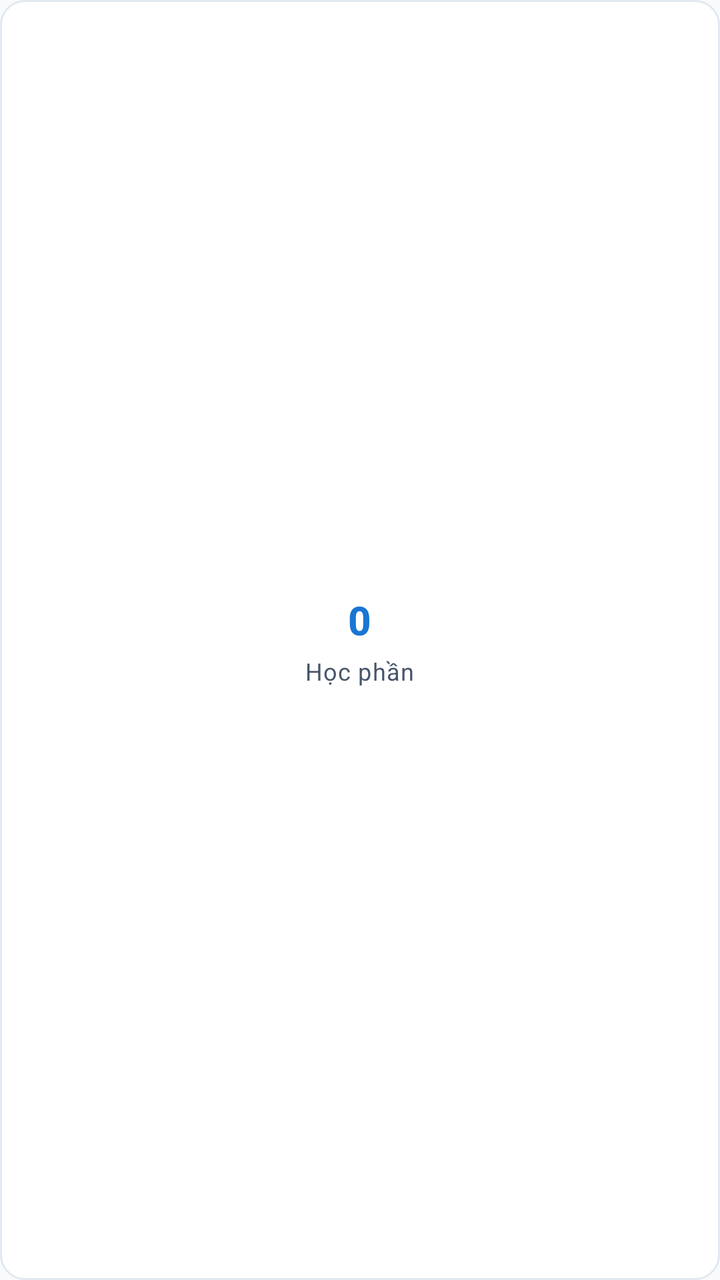
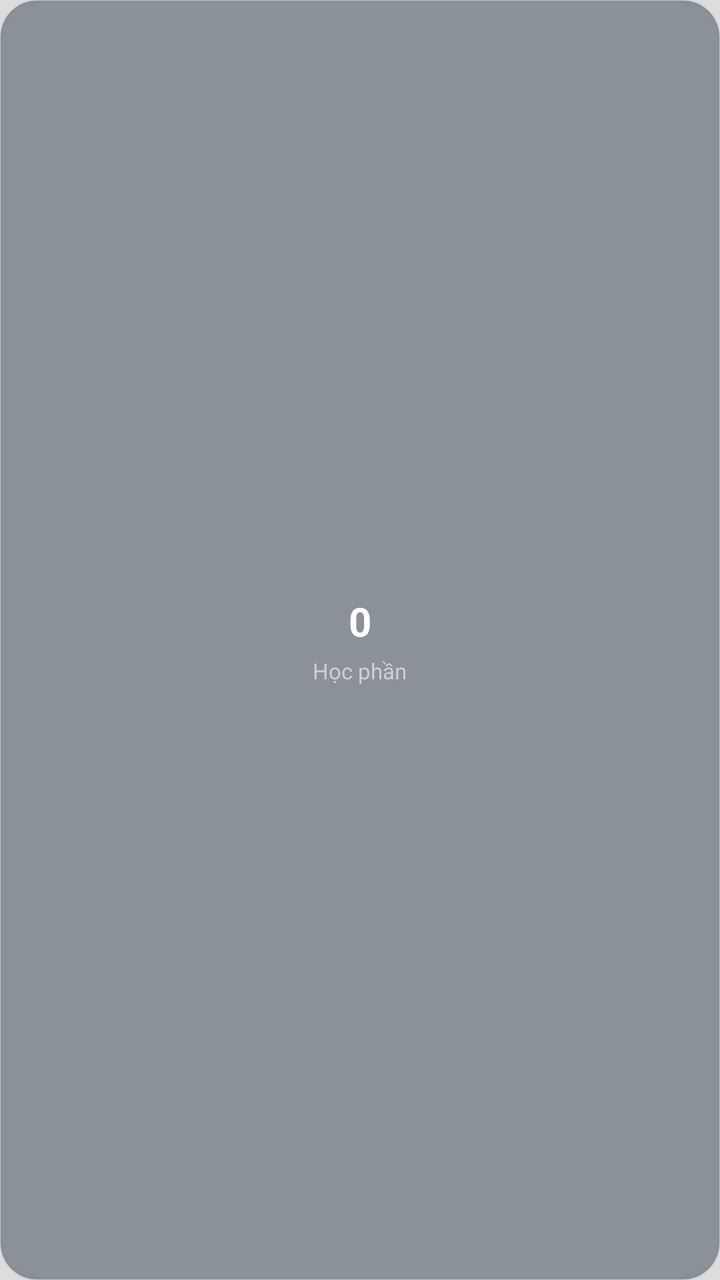

Before-and-after screenshots of an Android layout around one commit, followed by the original layout XML and the change that was made.
<!-- AndroidManifest.xml: application theme Theme.UniClassApp -->
<!-- res/layout/view_attendance_metric.xml -->
<?xml version="1.0" encoding="utf-8"?>
<LinearLayout xmlns:android="http://schemas.android.com/apk/res/android"
    android:id="@+id/cardMetric"
    android:layout_width="match_parent"
    android:layout_height="80dp"
    android:background="@drawable/bg_surface_card"
    android:gravity="center"
    android:orientation="vertical"
    android:padding="@dimen/space_8">

    <TextView
        android:id="@+id/tvMetricValue"
        style="@style/TextAppearance.EduLens.Title"
        android:layout_width="wrap_content"
        android:layout_height="wrap_content"
        android:text="0"
        android:textColor="@color/color_primary"
        android:textSize="20sp" />

    <TextView
        android:id="@+id/tvMetricLabel"
        style="@style/TextAppearance.EduLens.Caption"
        android:layout_width="wrap_content"
        android:layout_height="wrap_content"
        android:layout_marginTop="@dimen/space_4"
        android:ellipsize="end"
        android:maxLines="1"
        android:text="@string/label_courses" />
</LinearLayout>
<!-- resources referenced by this layout -->
<resources>
  <color name="color_primary">#1976D2</color>
  <dimen name="space_4">4dp</dimen>
  <dimen name="space_8">8dp</dimen>
  <!-- drawable bg_surface_card (drawable) -->
  <?xml version="1.0" encoding="utf-8"?>
  <shape xmlns:android="http://schemas.android.com/apk/res/android"
      android:shape="rectangle">
      <solid android:color="@color/color_surface" />
      <stroke
          android:width="1dp"
          android:color="@color/outline_border" />
      <corners android:radius="@dimen/radius_md" />
  </shape>
  <string name="label_courses">Học phần</string>
  <style name="TextAppearance.EduLens.Caption" parent="TextAppearance.Material3.BodySmall">
          <item name="android:textSize">12sp</item>
          <item name="android:textStyle">normal</item>
          <item name="android:textColor">@color/text_secondary</item>
      </style>
  <style name="TextAppearance.EduLens.Title" parent="TextAppearance.Material3.TitleMedium">
          <item name="android:textSize">18sp</item>
          <item name="android:textStyle">bold</item>
          <item name="android:textColor">@color/text_primary</item>
      </style>
  <style name="Theme.UniClassApp" parent="Base.Theme.UniClassApp" />
  <color name="color_surface">#FFFFFF</color>
  <color name="outline_border">#E2E8F0</color>
  <dimen name="radius_md">12dp</dimen>
  <color name="text_secondary">#475569</color>
  <color name="text_primary">#0F172A</color>
  <style name="Base.Theme.UniClassApp" parent="Theme.Material3.Light.NoActionBar">
          <item name="colorPrimary">@color/color_primary</item>
          <item name="colorPrimaryContainer">@color/color_primary_container</item>
          <item name="colorSecondary">@color/color_secondary</item>
          <item name="colorSecondaryContainer">@color/color_secondary_container</item>
          <item name="colorSurface">@color/color_surface</item>
          <item name="android:colorBackground">@color/color_background</item>
          <item name="colorError">@color/color_error</item>
          <item name="android:statusBarColor">@color/color_surface</item>
          <item name="android:windowLightStatusBar" tools:targetApi="m">true</item>
      </style>
  <color name="color_primary_container">#E3F2FD</color>
  <color name="color_secondary">#0288D1</color>
  <color name="color_secondary_container">#E0F2FE</color>
  <color name="color_background">#F8FAFC</color>
  <color name="color_error">#DC2626</color>
</resources>

<!-- the commit's change to res/layout/view_attendance_metric.xml (unified diff, before → after) -->
@@ -2,28 +2,32 @@
 <LinearLayout xmlns:android="http://schemas.android.com/apk/res/android"
     android:id="@+id/cardMetric"
     android:layout_width="match_parent"
-    android:layout_height="80dp"
-    android:background="@drawable/bg_surface_card"
+    android:layout_height="78dp"
+    android:background="@drawable/bg_unified_bento_stat"
+    android:clickable="true"
+    android:focusable="true"
+    android:foreground="?attr/selectableItemBackground"
     android:gravity="center"
     android:orientation="vertical"
-    android:padding="@dimen/space_8">
+    android:padding="8dp">
 
     <TextView
         android:id="@+id/tvMetricValue"
-        style="@style/TextAppearance.EduLens.Title"
         android:layout_width="wrap_content"
         android:layout_height="wrap_content"
         android:text="0"
-        android:textColor="@color/color_primary"
-        android:textSize="20sp" />
+        android:textColor="#FFFFFF"
+        android:textSize="20sp"
+        android:textStyle="bold" />
 
     <TextView
         android:id="@+id/tvMetricLabel"
-        style="@style/TextAppearance.EduLens.Caption"
         android:layout_width="wrap_content"
         android:layout_height="wrap_content"
-        android:layout_marginTop="@dimen/space_4"
+        android:layout_marginTop="4dp"
         android:ellipsize="end"
         android:maxLines="1"
-        android:text="@string/label_courses" />
+        android:text="@string/label_courses"
+        android:textColor="#CCD0CF"
+        android:textSize="11sp" />
 </LinearLayout>
<!-- resource entries referenced after the edit -->
@@ -1,50 +1,29 @@
 <!-- resources referenced by this layout -->
 <resources>
-  <color name="color_primary">#1976D2</color>
-  <dimen name="space_4">4dp</dimen>
-  <dimen name="space_8">8dp</dimen>
-  <!-- drawable bg_surface_card (drawable) -->
+  <!-- drawable bg_unified_bento_stat (drawable) -->
   <?xml version="1.0" encoding="utf-8"?>
   <shape xmlns:android="http://schemas.android.com/apk/res/android"
       android:shape="rectangle">
-      <solid android:color="@color/color_surface" />
+      <corners android:radius="18dp" />
+      <solid android:color="#73253745" />
       <stroke
           android:width="1dp"
-          android:color="@color/outline_border" />
-      <corners android:radius="@dimen/radius_md" />
+          android:color="#4D57707A" />
   </shape>
   <string name="label_courses">Học phần</string>
-  <style name="TextAppearance.EduLens.Caption" parent="TextAppearance.Material3.BodySmall">
-          <item name="android:textSize">12sp</item>
-          <item name="android:textStyle">normal</item>
-          <item name="android:textColor">@color/text_secondary</item>
-      </style>
-  <style name="TextAppearance.EduLens.Title" parent="TextAppearance.Material3.TitleMedium">
-          <item name="android:textSize">18sp</item>
-          <item name="android:textStyle">bold</item>
-          <item name="android:textColor">@color/text_primary</item>
-      </style>
   <style name="Theme.UniClassApp" parent="Base.Theme.UniClassApp" />
-  <color name="color_surface">#FFFFFF</color>
-  <color name="outline_border">#E2E8F0</color>
-  <dimen name="radius_md">12dp</dimen>
-  <color name="text_secondary">#475569</color>
-  <color name="text_primary">#0F172A</color>
-  <style name="Base.Theme.UniClassApp" parent="Theme.Material3.Light.NoActionBar">
-          <item name="colorPrimary">@color/color_primary</item>
-          <item name="colorPrimaryContainer">@color/color_primary_container</item>
-          <item name="colorSecondary">@color/color_secondary</item>
-          <item name="colorSecondaryContainer">@color/color_secondary_container</item>
-          <item name="colorSurface">@color/color_surface</item>
-          <item name="android:colorBackground">@color/color_background</item>
+  <style name="Base.Theme.UniClassApp" parent="Theme.Material3.DayNight.NoActionBar">
+          <item name="colorPrimary">@color/p2_teal</item>
+          <item name="colorSecondary">@color/p2_lavender</item>
+          <item name="colorSurface">@color/uc_bg_canvas</item>
+          <item name="android:colorBackground">@color/uc_bg_canvas</item>
           <item name="colorError">@color/color_error</item>
-          <item name="android:statusBarColor">@color/color_surface</item>
+          <item name="android:statusBarColor">@color/uc_bg_canvas</item>
           <item name="android:windowLightStatusBar" tools:targetApi="m">true</item>
       </style>
-  <color name="color_primary_container">#E3F2FD</color>
-  <color name="color_secondary">#0288D1</color>
-  <color name="color_secondary_container">#E0F2FE</color>
-  <color name="color_background">#F8FAFC</color>
+  <color name="p2_teal">#57707A</color>
+  <color name="p2_lavender">#C5BAC4</color>
+  <color name="uc_bg_canvas">#DEDCDC</color>
   <color name="color_error">#DC2626</color>
 </resources>
 
